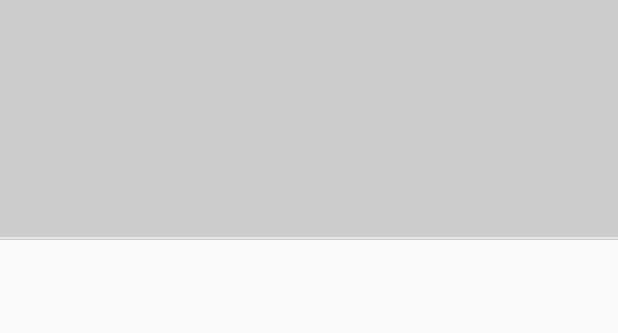
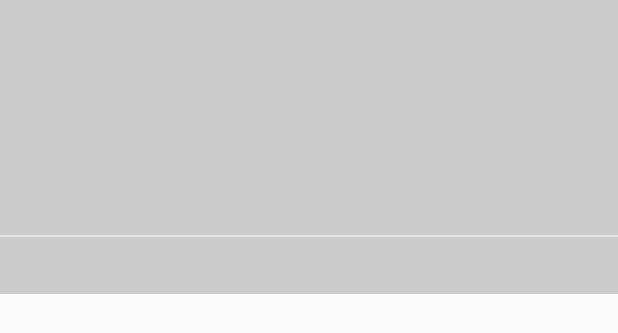
Before and after one commit to TikhonOsipov/BarCharts, an Android app: the layout chart_fragment.xml on its own in the app's theme, with its tools: preview values and no code run, on a phone screen of 412 x 824 dp. Shown: the top 333 px of the screen. Run offline under Robolectric (Android 15) with nearby library versions, the phone set to English and light mode, and no system bars.

Commit message:
Change height of graph view from 160dp to 196dp; add graph view to dimens

```diff
--- a/app/src/main/java/com/tixon/barchart/BarChart.java
+++ b/app/src/main/java/com/tixon/barchart/BarChart.java
@@ -19,7 +19,7 @@ import java.util.List;
  */
 public class BarChart extends ImageView {
     private static final float WIDTH = 360.0f;
-    private static final float HEIGHT = 160.0f;
+    private static final float HEIGHT = 196.0f;
 
     private static final float WIDTH_TO_BAR_WIDTH_4 = WIDTH/64.0f;
     private static final float WIDTH_TO_BAR_WIDTH_3 = WIDTH/75.0f;
@@ -35,9 +35,10 @@ public class BarChart extends ImageView {
     private static final float WIDTH_TO_SPACE_SIDE_2 = WIDTH/64.0f;
     private static final float WIDTH_TO_SPACE_SIDE_1 = WIDTH/138.0f;
 
-    private static final float HEIGHT_TO_MAX_BAR_HEIGHT = 1.9f;
+    private static final float HEIGHT_TO_MAX_BAR_HEIGHT = HEIGHT/85.0f;
     private static final float HEIGHT_TO_SPACE_BETWEEN_VALUE_TEXT_VIEW = HEIGHT/16.0f;
     private static final float HEIGHT_TO_SPACE_BETWEEN_TITLE_TEXT_VIEW = HEIGHT/13.0f;
+    private static final float HEIGHT_TO_SPACE_BETWEEN_BOTTOM_AND_BASELINE = HEIGHT/36.0f;
 
     private static final String ROBOTO_LIGHT_PATH = "fonts/roboto_light.ttf";
     private static final String ROBOTO_REGULAR_PATH = "fonts/roboto_regular.ttf";
@@ -101,7 +102,7 @@ public class BarChart extends ImageView {
      * Draws bottom line of the chart
      */
     private void drawLine(Canvas canvas) {
-        int bottomY = getHeight() - 2;
+        int bottomY = getHeight() - getHeight()/(int)HEIGHT_TO_SPACE_BETWEEN_BOTTOM_AND_BASELINE;
 
         int startX = 0;
         int stopX = getWidth();
@@ -148,7 +149,7 @@ public class BarChart extends ImageView {
         calculateWidths(barCount);
         calculateHeightsOfBars();
         float initWidth = spaceAtSidesOfBar;
-        int bottomY = getHeight() - 2;
+        int bottomY = getHeight() - getHeight()/(int)HEIGHT_TO_SPACE_BETWEEN_BOTTOM_AND_BASELINE;
         for(int i = 0; i < barCount; i++) {
             int globalIndex = calculateGlobalIndex(i);
             String title = adapter.getName(globalIndex);
@@ -261,7 +262,7 @@ public class BarChart extends ImageView {
      * Adds calculated height for each bar in heights ArrayList< Float>
      */
     private void calculateHeightsOfBars() {
-        int minValue = findMinValue();
+        int minValue = findMinPositiveValue();
         int maxValue = findMaxValue();
         for(int i = 0; i < adapter.getItemCount(); i++) {
             int value = adapter.getTotalValue(i);
@@ -317,6 +318,22 @@ public class BarChart extends ImageView {
         return maxValue;
     }
 
+    /**
+     * Finds minimal positive balance in accounts list
+     * @return minimal balance
+     */
+    private int findMinPositiveValue() {
+        int minValue = Integer.MAX_VALUE;
+        if(adapter.getItemCount() > 0) {
+            for(int i = 0; i < adapter.getItemCount(); i++) {
+                if((adapter.getTotalValue(i) < minValue) && (adapter.getTotalValue(i) >= 0)) {
+                    minValue = adapter.getTotalValue(i);
+                }
+            }
+        }
+        return minValue;
+    }
+
     public int getClickedIndex(float x) {
         float[] startPositions = calculateStartPositions(barCount);
         int clickedIndex = 0;
--- a/app/src/main/res/layout/activity_main.xml
+++ b/app/src/main/res/layout/activity_main.xml
@@ -19,6 +19,6 @@
         <android.support.v4.view.ViewPager
             android:id="@+id/viewPager"
             android:layout_width="match_parent"
-            android:layout_height="160dp" />
+            android:layout_height="@dimen/graphViewHeight" />
     </RelativeLayout>
 </layout>
--- a/app/src/main/res/layout/chart_fragment.xml
+++ b/app/src/main/res/layout/chart_fragment.xml
@@ -8,13 +8,13 @@
         android:orientation="vertical"
         android:background="@android:color/transparent"
         android:layout_width="match_parent"
-        android:layout_height="160dp">
+        android:layout_height="@dimen/graphViewHeight">
 
         <com.tixon.barchart.BarChart
             tools:background="#cccccc"
             android:id="@+id/chart"
             android:background="@android:color/transparent"
             android:layout_width="match_parent"
-            android:layout_height="160dp" />
+            android:layout_height="@dimen/graphViewHeight" />
     </RelativeLayout>
 </layout>
--- a/app/src/main/res/values/dimens.xml
+++ b/app/src/main/res/values/dimens.xml
@@ -2,4 +2,5 @@
     <!-- Default screen margins, per the Android Design guidelines. -->
     <dimen name="activity_horizontal_margin">16dp</dimen>
     <dimen name="activity_vertical_margin">16dp</dimen>
+    <dimen name="graphViewHeight">196dp</dimen>
 </resources>
```
